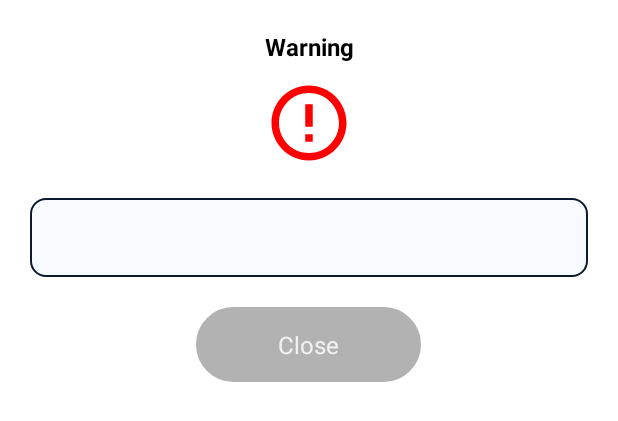
After one commit to Trunggnguyen/LTN, an Android app: the layout layout_dialog_das.xml on its own in the app's theme, with its tools: preview values and no code run, on a phone screen of 412 x 824 dp. The commit adds this screen. Shown: the top 421 px of the screen. Run offline under Robolectric (Android 15) with nearby library versions, the phone set to English and light mode, and no system bars; Roboto replaces fonts that are not available here.

Commit message:
diaglog warning

```diff
--- a/app/src/main/AndroidManifest.xml
+++ b/app/src/main/AndroidManifest.xml
@@ -12,6 +12,7 @@
     <uses-permission android:name="android.hardware.camera" />
     <uses-permission android:name="android.hardware.camera.autofocus" />
     <uses-permission android:name="android.permission.CALL_PHONE" />
+    <uses-permission android:name="android.permission.VIBRATE"/>
 
     <application
         android:name="com.ltn.exam.base.MyApp"
--- /dev/null
+++ b/app/src/main/res/drawable/ic_baseline_error_outline_24.xml
@@ -0,0 +1,5 @@
+<vector android:height="24dp" android:tint="#FF0000"
+    android:viewportHeight="24" android:viewportWidth="24"
+    android:width="24dp" xmlns:android="http://schemas.android.com/apk/res/android">
+    <path android:fillColor="@android:color/white" android:pathData="M11,15h2v2h-2zM11,7h2v6h-2zM11.99,2C6.47,2 2,6.48 2,12s4.47,10 9.99,10C17.52,22 22,17.52 22,12S17.52,2 11.99,2zM12,20c-4.42,0 -8,-3.58 -8,-8s3.58,-8 8,-8 8,3.58 8,8 -3.58,8 -8,8z"/>
+</vector>
--- /dev/null
+++ b/app/src/main/res/layout/layout_dialog_das.xml
@@ -0,0 +1,67 @@
+<?xml version="1.0" encoding="utf-8"?>
+<layout
+    xmlns:android="http://schemas.android.com/apk/res/android"
+    xmlns:app="http://schemas.android.com/apk/res-auto">
+    <LinearLayout
+        android:layout_width="match_parent"
+        android:orientation="vertical"
+        android:background="@drawable/bg_dialog"
+        android:layout_height="wrap_content">
+        <TextView
+            android:layout_width="match_parent"
+            android:layout_height="wrap_content"
+            android:text="Warning"
+            android:gravity="center"
+            android:id="@+id/tv_title"
+            android:layout_marginRight="@dimen/dp20"
+            android:layout_marginLeft="@dimen/dp20"
+            android:layout_marginTop="@dimen/dp20"
+            android:textColor="@color/colorBlack"
+            android:textSize="@dimen/sp16"
+            android:textStyle="bold"
+            />
+        <ImageView
+            android:layout_width="@dimen/dp60"
+            android:layout_gravity="center"
+            android:layout_marginTop="@dimen/dp10"
+            android:background="@drawable/ic_baseline_error_outline_24"
+            android:layout_height="@dimen/dp60"/>
+        <TextView
+            android:layout_width="match_parent"
+            android:layout_height="wrap_content"
+            android:paddingTop="@dimen/dp15"
+            android:paddingBottom="@dimen/dp15"
+            android:background="@drawable/border_search_text"
+            android:paddingRight="@dimen/dp20"
+            android:paddingLeft="@dimen/dp20"
+            android:gravity="center"
+            android:id="@+id/tv_input"
+            android:layout_marginRight="@dimen/dp20"
+            android:layout_marginLeft="@dimen/dp20"
+            android:layout_marginTop="@dimen/dp20"
+            android:textColor="@color/colorBlack"
+            android:textSize="@dimen/sp16"
+            android:textStyle="bold"
+            />
+        <RelativeLayout
+            android:layout_width="match_parent"
+            android:layout_height="wrap_content">
+
+            <TextView
+                android:id="@+id/tv_close"
+                android:layout_width="@dimen/dp150"
+                android:layout_height="@dimen/dp50"
+                android:layout_centerHorizontal="true"
+                android:layout_marginLeft="@dimen/dp20"
+                android:layout_marginTop="@dimen/dp20"
+                android:layout_marginRight="@dimen/dp10"
+                android:layout_marginBottom="@dimen/dp20"
+                android:layout_weight="1"
+                android:background="@drawable/bg_bt_cancel"
+                android:gravity="center"
+                android:text="Close"
+                android:textColor="@color/colorGray"
+                android:textSize="@dimen/sp16" />
+        </RelativeLayout>
+    </LinearLayout>
+</layout>
```
Also changed, not shown: app/src/main/java/com/ltn/exam/ui/home/HomeFragment.kt (+37 -1 lines), app/src/main/java/com/ltn/exam/utils/custom_view/Dialog_Warning.kt (added, +32 -0 lines), app/src/main/res/layout/fragment_setting.xml (+6 -6 lines).
